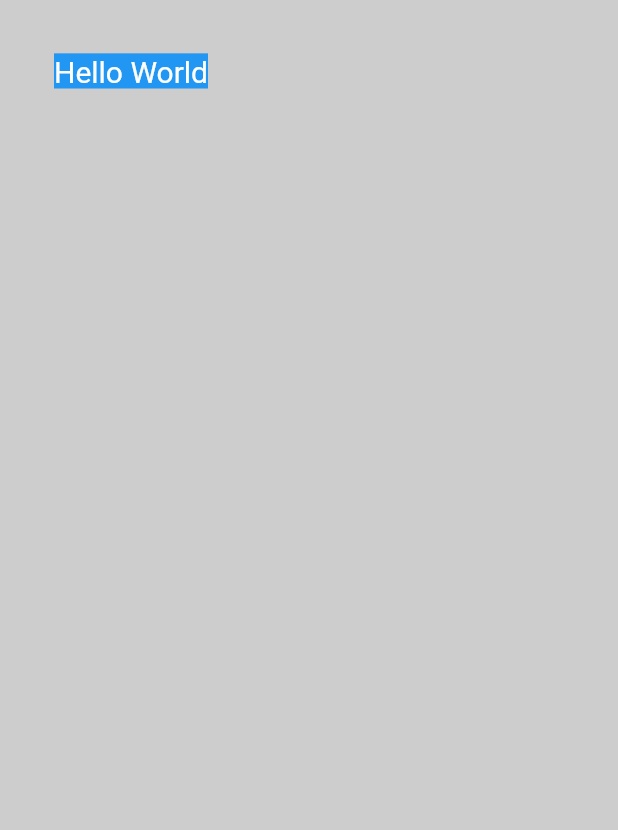
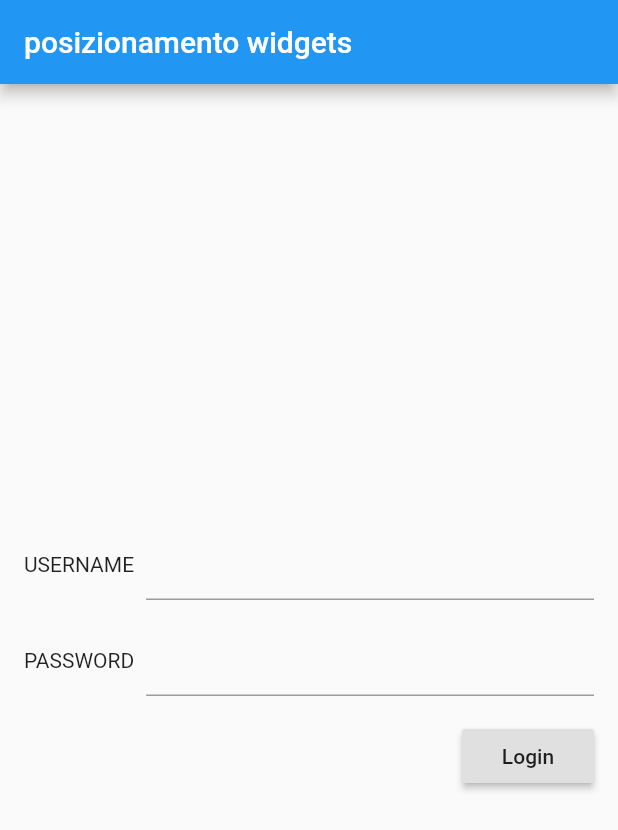
Before and after one commit to PizzocaroSolomon/MuscolinoSioncini, a Flutter app: the screen it shows after launch, on a phone screen of 412 x 824 dp. Shown: the top 830 px of the screen. Run offline on Flutter 3.47's test engine with Material 2 defaults, Android fonts, the phone set to English and light mode, and no system bars; our stand-ins replace geolocator, permission_handler.

Commit message:
widgets position tutorial

```diff
--- a/tutorial_flutter/tutorial01_widgets/lib/main.dart
+++ b/tutorial_flutter/tutorial01_widgets/lib/main.dart
@@ -3,18 +3,59 @@ import 'package:flutter/material.dart';
 void main() => runApp(MyApp());
 
 class MyApp extends StatelessWidget {
-  final String myText = "Hello World";
-
   // This widget is the root of your application.
   @override
   Widget build(BuildContext context) {
-    return Container(
-        color: Color.fromARGB(50, 0, 0, 0),
-        padding: const EdgeInsets.all(36),
-        child: Text(
-          this.myText,
-          textDirection: TextDirection.ltr,
-          style: TextStyle(backgroundColor: Colors.blue, fontSize: 20),
+    return MaterialApp(
+      title: 'Login Application',
+      home: LoginPage(),
+    );
+  }
+}
+
+class LoginPage extends StatelessWidget {
+  @override
+  Widget build(BuildContext context) {
+    return Scaffold(
+        appBar: AppBar(title: Text('posizionamento widgets')),
+        body: Container(
+          padding: const EdgeInsets.all(16.0),
+          child: Column(
+              mainAxisAlignment: MainAxisAlignment.center,
+              children: <Widget>[
+                Container(
+                  margin: EdgeInsets.only(bottom: 16.0),
+                  child: Row(children: <Widget>[
+                    Container(
+                      margin: EdgeInsets.only(right: 8.0),
+                      child: Text('USERNAME'),
+                    ),
+                    Flexible(child: TextField()),
+                  ]),
+                ),
+                Container(
+                  margin: EdgeInsets.only(bottom: 16.0),
+                  child: Row(children: <Widget>[
+                    Container(
+                      margin: EdgeInsets.only(right: 8.0),
+                      child: Text('PASSWORD'),
+                    ),
+                    Flexible(
+                        child: TextField(
+                      obscureText: true,
+                    )),
+                  ]),
+                ),
+                Row(
+                  mainAxisAlignment: MainAxisAlignment.end,
+                  children: <Widget>[
+                    RaisedButton(
+                      onPressed: () => {},
+                      child: Text('Login'),
+                    ),
+                  ],
+                ),
+              ]),
         ));
   }
 }
```
Also changed, not shown: 1 other file.
